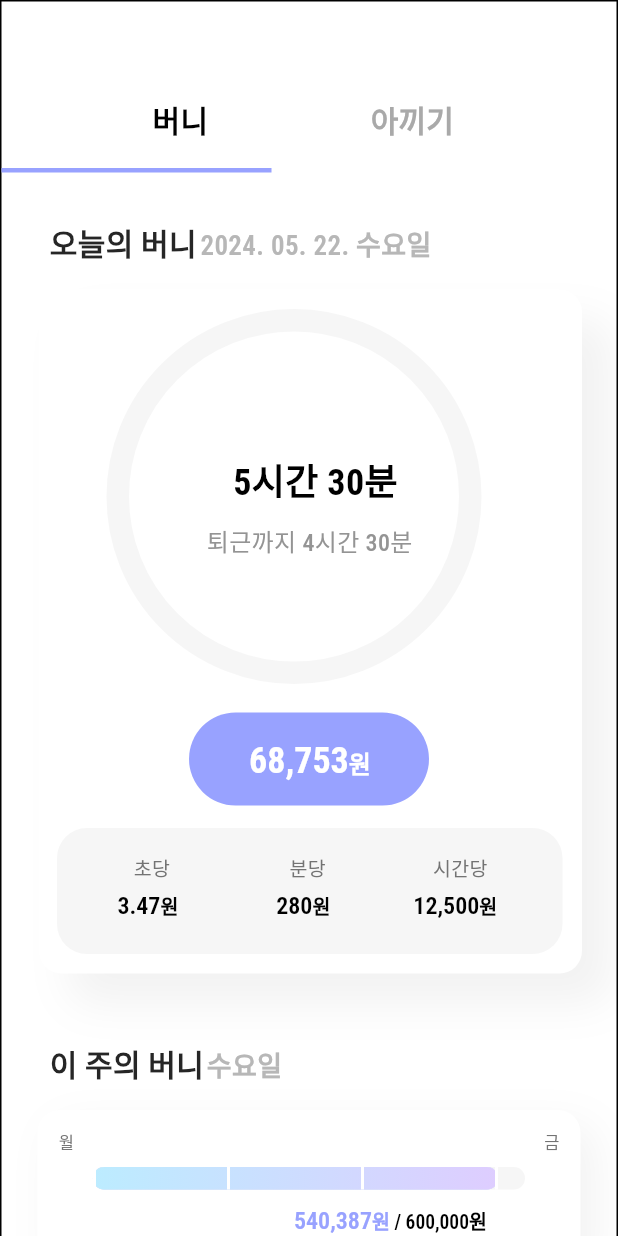
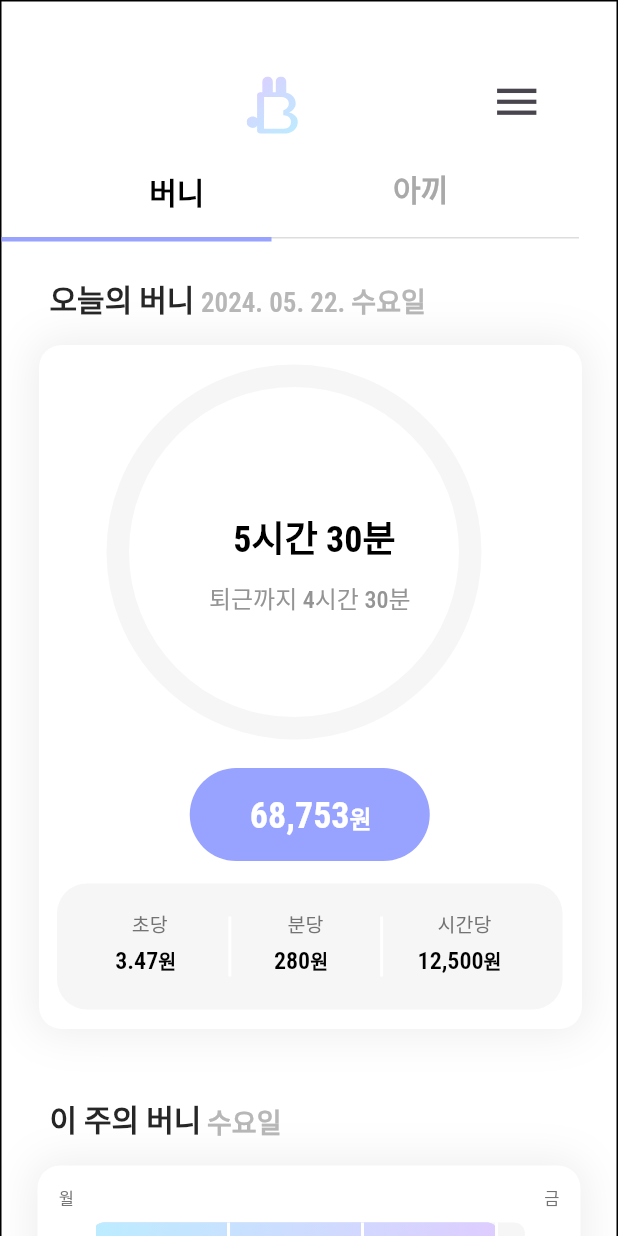
Before and after one commit to Bunny-side-project/bunny, a Flutter app: the Bunny widget shown alone on an empty page, opened directly, on a phone screen of 412 x 824 dp. Run offline on Flutter 3.47's test engine with Material 3 defaults, Android fonts, the phone set to English and light mode, and no system bars; our stand-ins replace flutter_svg, google_fonts.

Commit message:
docs: bunny페이지 프론트 수정 - 간격 정리, 텍스트 디폴트 변경(하단 노란 라인 제거), bunny 아이콘 추가, 햄버거메뉴 아이콘 추가

```diff
--- a/lib/pages/bunny.dart
+++ b/lib/pages/bunny.dart
@@ -25,7 +25,7 @@ class Bunny extends StatefulWidget {
 
 // StatefulWidget 만들면서 class 추가 및 분리함
 class _bunnyPageWidgetState extends State<Bunny> {
-  Timer? _timer;  // '현재 시간' 표시 위한 변수
+  Timer? _timer; // '현재 시간' 표시 위한 변수
   String _timeString = '';
   String _timeStringWeekday = '';
   String _timeStringDay = '';
@@ -47,8 +47,7 @@ class _bunnyPageWidgetState extends State<Bunny> {
     Timer.periodic(Duration(seconds: 1), (timer) {
       setState(() {
         if (percentage <= 100) {
-          percentage += 100/3600 ;
-
+          percentage += 100 / 3600;
         } else {
           // 만약 percentage가 100 이상이라면 타이머를 멈춥니다.
           timer.cancel();
@@ -100,7 +99,6 @@ class _bunnyPageWidgetState extends State<Bunny> {
     return "${monthTime.month.toString().padLeft(2, '0')}";
   }
 
-
   @override
   Widget build(BuildContext context) {
     return SingleChildScrollView(
@@ -116,13 +114,37 @@ class _bunnyPageWidgetState extends State<Bunny> {
             crossAxisAlignment: CrossAxisAlignment.start,
             children: [
               Container(
-                margin: EdgeInsets.fromLTRB(23.5, 0, 10.6, 32),
+                margin: EdgeInsets.fromLTRB(23.5, 0, 10.6, 2),
                 child: Row(
                     mainAxisAlignment: MainAxisAlignment.spaceBetween,
                     crossAxisAlignment: CrossAxisAlignment.start),
               ),
+              Row(
+                  // 아이콘 추가
+                  mainAxisAlignment: MainAxisAlignment.center, // 가운데 정렬
+                  mainAxisSize: MainAxisSize.min, // 최소 크기 설정
+                  children: [
                     Container(
-                margin: EdgeInsets.fromLTRB(0, 0, 0, 12),
+                      margin: EdgeInsets.fromLTRB(163, 31, 0, 0),
+                      child: SvgPicture.asset(
+                        'assets/bunnyIcons/Vector.svg',
+                        width: 35,
+                        height: 39,
+                      ),
+                    ),
+                    SizedBox(
+                      width: 120,
+                    ),
+                    Container(
+                      margin: EdgeInsets.fromLTRB(0,25,0,0),
+                      child: IconButton(
+                          onPressed: () {},
+                          icon: Icon(Icons.menu),
+                          iconSize: 35),
+                    )
+                  ]),
+              Container(
+                margin: EdgeInsets.fromLTRB(0, 0, 0, 15),
                 child: Container(
                   // padding: EdgeInsets.fromLTRB(0, 0, 0, 1),
                   child: Stack(
@@ -135,7 +157,7 @@ class _bunnyPageWidgetState extends State<Bunny> {
                           crossAxisAlignment: CrossAxisAlignment.center,
                           children: [
                             Container(
-                              margin: EdgeInsets.fromLTRB(4.2, 0, 0, 13),
+                              // margin: EdgeInsets.fromLTRB(4.2, 0, 0, 13),
                               child: SizedBox(
                                 width: 213,
                                 child: Row(
@@ -144,20 +166,18 @@ class _bunnyPageWidgetState extends State<Bunny> {
                                   crossAxisAlignment: CrossAxisAlignment.start,
                                   children: [
                                     Container(
-                                      // height: 22,
-                                      margin:
-                                          EdgeInsets.fromLTRB(0, 18, 20, 10),
+                                      // height: 30,
+                                      margin: EdgeInsets.fromLTRB(0, 20, 20, 0),
                                       child: SizedBox(
                                         // width: 145.8,
-                                        child: Text(
-                                          '버니',
+                                        child: DefaultTextStyle(
                                             style: GoogleFonts.getFont(
                                               'Inter',
                                               fontWeight: FontWeight.w600,
                                               fontSize: 20,
                                               color: Color(0xFF000000),
                                             ),
-                                        ),
+                                            child: Text('버니')),
                                       ),
                                     ),
                                     TextButton(
@@ -173,7 +193,7 @@ class _bunnyPageWidgetState extends State<Bunny> {
                                         margin:
                                             EdgeInsets.fromLTRB(0, 10, 0, 10),
                                         child: Text(
-                                          '아끼기',
+                                          '아끼',
                                           style: GoogleFonts.getFont(
                                             'Inter',
                                             fontWeight: FontWeight.w600,
@@ -187,21 +207,21 @@ class _bunnyPageWidgetState extends State<Bunny> {
                                 ),
                               ),
                             ),
-                            // Container(
-                            //   decoration: BoxDecoration(
-                            //     color: Color(0xFFDDDDDD),
-                            //   ),
-                            //   child: Container(
-                            //     width: 360,
-                            //     height: 1,
-                            //   ),
-                            // ),
+                            Container(
+                              decoration: BoxDecoration(
+                                color: Color(0xFFDDDDDD),
+                              ),
+                              child: Container(
+                                width: 360,
+                                height: 1,
+                              ),
+                            ),
                           ],
                         ),
                       ),
                       Positioned(
                         left: 0,
-                        bottom: 10,
+                        top: 65,
                         child: Container(
                           decoration: BoxDecoration(
                             color: Color(0xFF98A2FF),
@@ -226,29 +246,29 @@ class _bunnyPageWidgetState extends State<Bunny> {
                     children: [
                       Container(
                         margin: EdgeInsets.fromLTRB(0, 0, 2.4, 1),
-                        child: Text(
-                          '오늘의 버니',
+                        child: DefaultTextStyle(
                           style: GoogleFonts.getFont(
                             'Roboto Condensed',
                             fontWeight: FontWeight.w700,
                             fontSize: 20,
                             color: Color(0xFF262626),
                           ),
+                          child: Text('오늘의 버니'),
                         ),
                       ),
                       Container(
-                        margin: EdgeInsets.fromLTRB(0, 3, 0, 0),
-                        child: Text(
-                          // 날짜 부분: 실시간 값 반영되도록 변경함
-                          // '2024. 05. 10. 금 ',
-                          _timeString + _timeStringWeekday,
+                        margin: EdgeInsets.fromLTRB(2, 3, 0, 0),
+                        child: DefaultTextStyle(
                             style: GoogleFonts.getFont(
                               'Roboto Condensed',
                               fontWeight: FontWeight.w600,
                               fontSize: 18,
                               color: Color(0xFFB7B7B7),
                             ),
-                        ),
+                            child: Text(_timeString + _timeStringWeekday
+                                // 날짜 부분: 실시간 값 반영되도록 변경함
+                                // '2024. 05. 10. 금 ',
+                                )),
                       ),
                     ],
                   ),
@@ -261,33 +281,24 @@ class _bunnyPageWidgetState extends State<Bunny> {
                   color: Color(0xFFFFFFFF),
                   boxShadow: [
                     BoxShadow(
-                      color: Color(0x0D000000),
-                      offset: Offset(20, 20),
+                      color: Color.fromRGBO(0, 0, 0, 0.07),
+                      offset: Offset(0, 0),
                       blurRadius: 24,
+                      spreadRadius: 3,
                     ),
                   ],
                 ),
                 child: Stack(
                   children: [
-                    // Positioned(
-                    //   top: 20,
-                    //   child: SizedBox(
-                    //     width: 237,
-                    //     height: 237,
-                    //     child: SvgPicture.asset(
-                    //       'assets/vectors/group_43_x2.svg',
-                    //     ),
-                    //   ),
-                    // ),
                     Container(
                       padding: EdgeInsets.fromLTRB(45, 13, 13, 0),
-
                       child: CustomPaint(
                         // CustomPaint를 그리고 이 안에 차트를 그려줍니다..
                         size: Size(
                             250, 250), // CustomPaint의 크기는 가로 세로 150, 150으로 합니다.
                         painter: PieChart(
-                            percentage: percentage.toInt(), // 파이 차트가 얼마나 칠해져 있는지 정하는 변수입니다.
+                            percentage: percentage
+                                .toInt(), // 파이 차트가 얼마나 칠해져 있는지 정하는 변수입니다.
                             textScaleFactor: 1.0, // 파이 차트에 들어갈 텍스트 크기를 정합니다.
                             textColor: Colors.blueGrey),
                       ),
@@ -306,20 +317,20 @@ class _bunnyPageWidgetState extends State<Bunny> {
                               children: [
                                 Container(
                                   margin: EdgeInsets.fromLTRB(0, 0, 10, 10),
-                                  child: Text(
-                                    '5시간 30분', // 이 부분 실시간 변수로 바꿔야 함
+                                  child: DefaultTextStyle(
                                       style: GoogleFonts.getFont(
                                         'Roboto Condensed',
                                         fontWeight: FontWeight.w700,
                                         fontSize: 24,
                                         color: Color(0xFF000000),
                                       ),
-                                  ),
+                                      child: Text(
+                                        '5시간 30분', // 이 부분 실시간 변수로 바꿔야 함
+                                      )),
                                 ),
                                 Container(
                                   margin: EdgeInsets.fromLTRB(0, 0, 0, 0),
-                                  child: Text(
-                                    '퇴근까지 4시간 30분', // 퇴근까지 4시간 30분 => 시간 부분 변수로 추가해야 함
+                                  child: DefaultTextStyle(
                                       textAlign: TextAlign.center,
                                       style: GoogleFonts.getFont(
                                         'Roboto Condensed',
@@ -327,13 +338,15 @@ class _bunnyPageWidgetState extends State<Bunny> {
                                         fontSize: 16,
                                         color: Color(0xFF949494),
                                       ),
-                                  ),
+                                      child: Text(
+                                        '퇴근까지 4시간 30분', // 퇴근까지 4시간 30분 => 시간 부분 변수로 추가해야 함
+                                      )),
                                 ),
                               ],
                             ),
                           ),
                           Container(
-                            margin: EdgeInsets.fromLTRB(0, 10, 1, 15),
+                            margin: EdgeInsets.fromLTRB(0, 10, 0, 15),
                             child: Container(
                               decoration: BoxDecoration(
                                 color: Color(0xFF98A2FF),
@@ -380,8 +393,7 @@ class _bunnyPageWidgetState extends State<Bunny> {
                                 children: [
                                   Expanded(
                                     child: Container(
-                                      margin:
-                                          EdgeInsets.fromLTRB(0, 7, 22.7, 13),
+                                      margin: EdgeInsets.fromLTRB(0, 7, 20, 13),
                                       child: Column(
                                         mainAxisAlignment:
                                             MainAxisAlignment.start,
@@ -391,15 +403,14 @@ class _bunnyPageWidgetState extends State<Bunny> {
                                           Container(
                                             margin: EdgeInsets.fromLTRB(
                                                 11, 0, 5.7, 6),
-                                            child: Text(
-                                              '초당',
+                                            child: DefaultTextStyle(
                                                 style: GoogleFonts.getFont(
                                                   'Roboto Condensed',
                                                   fontWeight: FontWeight.w400,
                                                   fontSize: 13,
                                                   color: Color(0xFF737373),
                                                 ),
-                                            ),
+                                                child: Text('초당')),
                                           ),
                                           RichText(
                                             text: TextSpan(
@@ -427,21 +438,12 @@ class _bunnyPageWidgetState extends State<Bunny> {
                                       ),
                                     ),
                                   ),
-                                  // Expanded(
-                                  //   child: Container(
-                                  //     margin:
-                                  //         EdgeInsets.fromLTRB(10, 0, 40, 0),
-                                  //     child: Container(
-                                  //       decoration: BoxDecoration(
-                                  //         color: Color(0xFFFFFFFF),
-                                  //       ),
-                                  //       child: Container(
-                                  //         width: 0.1,
-                                  //         height: 100,
-                                  //       ),
-                                  //     ),
-                                  //   ),
-                                  // ),
+                                  Container(
+                                    width: 2,
+                                    height: 40,
+                                    margin: EdgeInsets.fromLTRB(0, 12, 5, 0),
+                                    color: Colors.white,
+                                  ),
                                   Expanded(
                                     child: Container(
                                       margin:
@@ -455,15 +457,14 @@ class _bunnyPageWidgetState extends State<Bunny> {
                                           Container(
                                             margin: EdgeInsets.fromLTRB(
                                                 9, 0, 3.2, 6),
-                                            child: Text(
-                                              '분당',
+                                            child: DefaultTextStyle(
                                                 style: GoogleFonts.getFont(
                                                   'Roboto Condensed',
                                                   fontWeight: FontWeight.w400,
                                                   fontSize: 13,
                                                   color: Color(0xFF737373),
                                                 ),
-                                            ),
+                                                child: Text('분당')),
                                           ),
                                           RichText(
                                             text: TextSpan(
@@ -491,21 +492,12 @@ class _bunnyPageWidgetState extends State<Bunny> {
                                       ),
                                     ),
                                   ),
-                                  // Expanded(
-                                  //   child: Container(
-                                  //     margin:
-                                  //         EdgeInsets.fromLTRB(40, 0, 10, 0),
-                                  //     child: Container(
-                                  //       decoration: BoxDecoration(
-                                  //         color: Color(0xFFFFFFFF),
-                                  //       ),
-                                  //       child: Container(
-                                  //         width: 0.1,
-                                  //         height: 100,
-                                  //       ),
-                                  //     ),
-                                  //   ),
-                                  // ),
+                                  Container(
+                                    width: 2,
+                                    height: 40,
+                                    margin: EdgeInsets.fromLTRB(4, 12, 4, 0),
+                                    color: Colors.white,
+                                  ),
                                   Expanded(
                                     child: Container(
                                       margin: EdgeInsets.fromLTRB(0, 7, 0, 13),
@@ -518,14 +510,14 @@ class _bunnyPageWidgetState extends State<Bunny> {
                                           Container(
                                             margin: EdgeInsets.fromLTRB(
                                                 17, 0, 6.7, 6),
-                                            child: Text(
-                                              '시간당',
+                                            child: DefaultTextStyle(
                                               style: GoogleFonts.getFont(
                                                 'Roboto Condensed',
                                                 fontWeight: FontWeight.w400,
                                                 fontSize: 13,
                                                 color: Color(0xFF737373),
                                               ),
+                                              child: Text('시간당'),
                                             ),
                                           ),
                                           RichText(
@@ -574,27 +566,29 @@ class _bunnyPageWidgetState extends State<Bunny> {
                     children: [
                       Container(
                         margin: EdgeInsets.fromLTRB(0, 0, 1.8, 1),
-                        child: Text(
-                          '이 주의 버니',
+                        child: DefaultTextStyle(
                             style: GoogleFonts.getFont(
                               'Roboto Condensed',
                               fontWeight: FontWeight.w700,
                               fontSize: 20,
                               color: Color(0xFF262626),
                             ),
-                        ),
+                            child: Text(
+                              '이 주의 버니',
+                            )),
                       ),
                       Container(
-                        margin: EdgeInsets.fromLTRB(0, 3, 0, 0),
-                        child: Text(
-                          _timeStringWeekday,
+                        margin: EdgeInsets.fromLTRB(2, 3, 0, 0),
+                        child: DefaultTextStyle(
                             style: GoogleFonts.getFont(
                               'Roboto Condensed',
                               fontWeight: FontWeight.w600,
                               fontSize: 18,
                               color: Color(0xFFB7B7B7),
                             ),
-                        ),
+                            child: Text(
+                              _timeStringWeekday,
+                            )),
                       ),
                     ],
                   ),
@@ -607,9 +601,10 @@ class _bunnyPageWidgetState extends State<Bunny> {
                   color: Color(0xFFFFFFFF),
                   boxShadow: [
                     BoxShadow(
-                      color: Color(0x0D000000),
-                      offset: Offset(10, 10),
+                      color: Color.fromRGBO(0, 0, 0, 0.07),
+                      offset: Offset(0, 0),
                       blurRadius: 24,
+                      spreadRadius: 3,
                     ),
                   ],
                 ),
@@ -839,26 +834,26 @@ class _bunnyPageWidgetState extends State<Bunny> {
                     children: [
                       Container(
                         margin: EdgeInsets.fromLTRB(0, 0, 1.8, 1),
-                        child: Text(
-                          '이 달의 버니',
+                        child: DefaultTextStyle(
                             style: GoogleFonts.getFont(
                               'Roboto Condensed',
                               fontWeight: FontWeight.w700,
                               fontSize: 20,
                               color: Color(0xFF262626),
                             ),
-                        ),
+                            child: Text('이 달의 버니')),
                       ),
                       Container(
-                        margin: EdgeInsets.fromLTRB(0, 3, 0, 0),
-                        child: Text(
-                          _timeStringDay + '일',
-                          // '5월',
+                        margin: EdgeInsets.fromLTRB(2, 3, 0, 0),
+                        child: DefaultTextStyle(
                           style: GoogleFonts.getFont(
                             'Roboto Condensed',
                             fontWeight: FontWeight.w600,
                             fontSize: 18,
                             color: Color(0xFFB7B7B7),
+                          ),
+                          child: Text(_timeStringDay + '일'
+                              // '5월',
                               ),
                         ),
                       ),
@@ -873,9 +868,10 @@ class _bunnyPageWidgetState extends State<Bunny> {
                   color: Color(0xFFFFFFFF),
                   boxShadow: [
                     BoxShadow(
-                      color: Color(0x0D000000),
-                      offset: Offset(10, 10),
+                      color: Color.fromRGBO(0, 0, 0, 0.07),
+                      offset: Offset(0, 0),
                       blurRadius: 24,
+                      spreadRadius: 3,
                     ),
                   ],
                 ),
@@ -1083,27 +1079,25 @@ class _bunnyPageWidgetState extends State<Bunny> {
                     children: [
                       Container(
                         margin: EdgeInsets.fromLTRB(0, 0, 2.4, 1),
-                        child: Text(
-                          '올해의 버니',
+                        child: DefaultTextStyle(
                             style: GoogleFonts.getFont(
                               'Roboto Condensed',
                               fontWeight: FontWeight.w700,
                               fontSize: 20,
                               color: Color(0xFF000000),
                             ),
-                        ),
+                            child: Text('올해의 버니')),
                       ),
                       Container(
-                        margin: EdgeInsets.fromLTRB(0, 3, 0, 0),
-                        child: Text(
-                          _timeStringMonth + '월',
+                        margin: EdgeInsets.fromLTRB(2, 3, 0, 0),
+                        child: DefaultTextStyle(
                             style: GoogleFonts.getFont(
                               'Roboto Condensed',
                               fontWeight: FontWeight.w600,
                               fontSize: 18,
                               color: Color(0xFFB7B7B7),
                             ),
-                        ),
+                            child: Text(_timeStringMonth + '월')),
                       ),
                     ],
                   ),
@@ -1116,9 +1110,10 @@ class _bunnyPageWidgetState extends State<Bunny> {
                   color: Color(0xFFFFFFFF),
                   boxShadow: [
                     BoxShadow(
-                      color: Color(0x0D000000),
-                      offset: Offset(10, 10),
+                      color: Color.fromRGBO(0, 0, 0, 0.07),
+                      offset: Offset(0, 0),
                       blurRadius: 24,
+                      spreadRadius: 3,
                     ),
                   ],
                 ),
--- a/pubspec.yaml
+++ b/pubspec.yaml
@@ -20,9 +20,11 @@ dev_dependencies:
   flutter_lints: ^3.0.0
   flutter_svg: ^2.0.10+1
 
+
 flutter:
   uses-material-design: true
   assets:
+  - assets/bunnyIcons/Vector.svg
   - assets/images/free_icon_cloud_7280692.png
   - assets/vectors/group_260_x2.svg
   - assets/vectors/group_1561_x2.svg
```
Also changed, not shown: assets/bunnyIcons/Vector.svg (added). Lines whose indentation alone changed are shown as unchanged.
